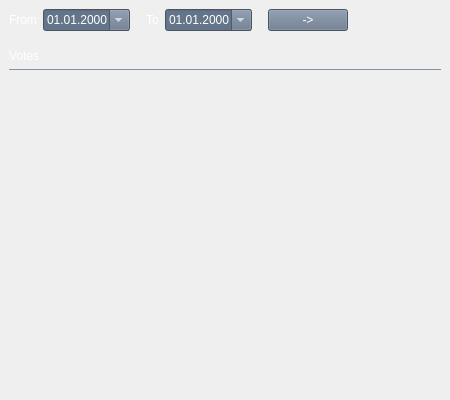
This is src/app/gui/forms/widgetvoteshistory.ui in botorabi/Meet4Eat-Desktop as Qt 5 draws it before an edit. The edited form follows.
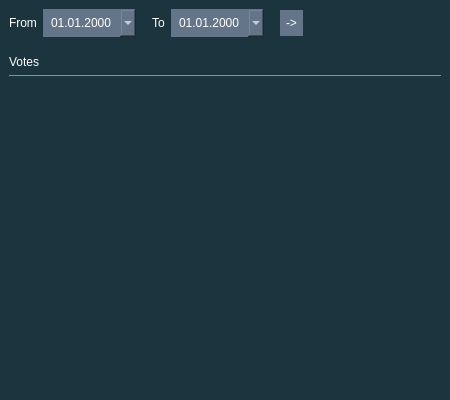
This is the edited form.

Diff of the .ui file:
```diff
--- a/src/app/gui/forms/widgetvoteshistory.ui
+++ b/src/app/gui/forms/widgetvoteshistory.ui
@@ -14,8 +14,27 @@
    <string>Event</string>
   </property>
   <property name="styleSheet">
-   <string notr="true">QWidget {
+   <string notr="true">#WidgetVotesHistory {
+  border: 1px solid rgb(151,167, 187);
+}
+QWidget {
   color: white;
+  background-color: rgb(28,52,62);
+}
+QLineEdit {
+  background-color: rgb(101,117, 137);  
+}
+QPushButton {
+  background-color: rgb(111,127, 147);
+  border-style: outset;
+  min-width: 3em;
+  padding: 6px;
+}
+QPushButton:hover {
+  background-color: rgb(151,167, 187);
+}
+QPushButton[enabled=&quot;false&quot;] {
+  background-color: rgb(31,47,67);
 }
 QGroupBox {
   border-radius: 0px;
@@ -25,34 +44,20 @@
 QListWidget {
   background-color: transparent; 
 }
-QLineEdit {
-  background-color: rgb(101,117, 137);  
-}
 QTextEdit {
   background-color: rgb(101,117, 137);  
 }
 QPlainTextEdit {
   background-color: rgb(101,117, 137);  
 }
-QComboBox {
-  background-color: rgb(101,117, 137);  
-}
-QCheckBox::indicator {
-  border: 2px solid rgb(80,112,125);
-}
-QCheckBox::indicator:checked {
-  background-color: white;
-}
 QDateTimeEdit {
   background-color: rgb(101,117, 137);  
+  border-radius: 0;
+  padding: 6px;
 }
 QPushButton {
   background: rgb(101,117, 137);
 }
-QPushButton::checked {
-  border: 2px solid white;
-  font-weight: bold;
-}
 </string>
   </property>
   <layout class="QVBoxLayout" name="verticalLayout_2">
@@ -182,6 +187,9 @@
                <property name="text">
                 <string>-&gt;</string>
                </property>
+               <property name="flat">
+                <bool>true</bool>
+               </property>
               </widget>
              </item>
              <item>
```
